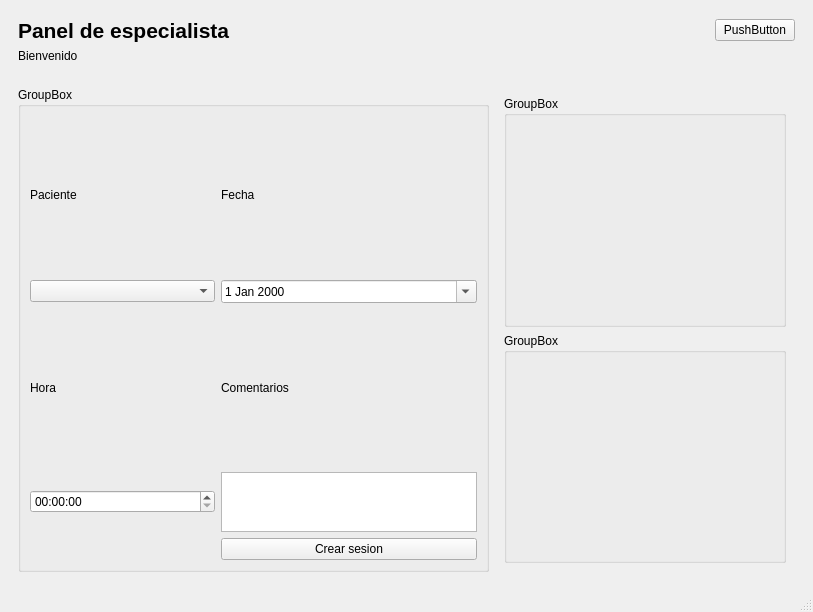
mbatla00/cediza_IS, file src/vista/ui/trabajador/especialista_dashboard.ui: the form before one commit.
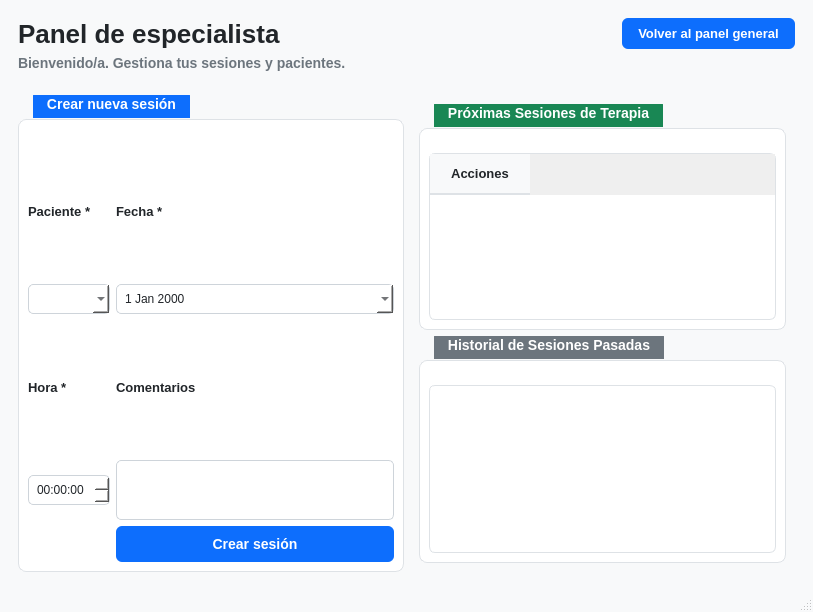
The form after the commit.

```diff
--- a/src/vista/ui/trabajador/especialista_dashboard.ui
+++ b/src/vista/ui/trabajador/especialista_dashboard.ui
@@ -13,8 +13,271 @@
   <property name="windowTitle">
    <string>MainWindow</string>
   </property>
+  <property name="styleSheet">
+   <string notr="true">/* ================================================
+   FONDO GENERAL DE LA APLICACIÓN
+   ================================================ */
+QMainWindow {
+    background-color: #f8f9fa; /* Gris claro de fondo de Bootstrap */
+}
+
+/* ================================================
+   CABECERA (TÍTULO Y SUBTÍTULO)
+   ================================================ */
+QLabel#label {
+    color: #212529;
+    font-size: 26px;
+    font-weight: bold;
+    font-family: &quot;Segoe UI&quot;, Arial, sans-serif;
+}
+
+QLabel#lbl_subtitulo {
+    color: #6c757d;
+    font-size: 14px;
+}
+
+/* BOTÓN VOLVER (¡Ahora Azul Bootstrap btn-primary!) */
+QPushButton#btn_volver {
+    background-color: #0d6efd;
+    color: white;
+    border: none;
+    border-radius: 6px;
+    padding: 8px 16px;
+    font-weight: bold;
+    font-size: 13px;
+}
+
+QPushButton#btn_volver:hover {
+    background-color: #0b5ed7; /* Azul más oscuro al pasar el ratón */
+}
+
+QPushButton#btn_volver:pressed {
+    background-color: #0a58ca; /* Al hacer clic */
+}
+
+/* ================================================
+   TARJETAS CONTENEDORAS (QGroupBox)
+   ================================================ */
+QGroupBox {
+    background-color: #ffffff;
+    border: 1px solid #dee2e6;
+    border-radius: 8px;
+    margin-top: 24px;
+    font-weight: bold;
+    font-size: 14px;
+    padding-top: 15px;
+}
+QGroupBox::title {
+    subcontrol-origin: margin;
+    subcontrol-position: top left;
+    padding: 6px 12px;
+    left: 15px;
+    top: -5px;
+    border-top-left-radius: 6px;
+    border-top-right-radius: 6px;
+    color: #ffffff; /* Texto blanco en la barra de la tarjeta */
+}
+
+/* Colores de cabecera idénticos a los &quot;card-header&quot; del HTML */
+QGroupBox#gb_crear_sesion::title { 
+    background-color: #0d6efd; /* bg-primary (Azul) */
+}
+QGroupBox#gb_proximas::title { 
+    background-color: #198754; /* bg-success (Verde) */
+}
+QGroupBox#gb_pasadas::title { 
+    background-color: #6c757d; /* bg-secondary (Gris) */
+}
+
+/* ================================================
+   ELEMENTOS INTERNOS DEL FORMULARIO
+   ================================================ */
+QLabel {
+    color: #212529;
+    font-size: 13px;
+    font-weight: 600;
+}
+QComboBox, QDateEdit, QTimeEdit, QTextEdit {
+    border: 1px solid #ced4da;
+    border-radius: 5px;
+    padding: 6px;
+    background-color: #ffffff;
+    color: #212529;
+}
+QComboBox:focus, QDateEdit:focus, QTimeEdit:focus, QTextEdit:focus {
+    border: 1px solid #86b7fe;
+}
+
+/* BOTÓN CREAR SESIÓN (btn-primary) */
+QPushButton#btn_crear_sesion {
+    background-color: #0d6efd;
+    color: white;
+    border: none;
+    border-radius: 6px;
+    padding: 10px;
+    font-weight: bold;
+    font-size: 14px;
+}
+QPushButton#btn_crear_sesion:hover {
+    background-color: #0b5ed7;
+}
+
+/* ================================================
+   TABLAS DE DATOS REVERSIVAS (QTableWidget)
+   ================================================ */
+QTableWidget {
+    background-color: #ffffff;
+    border: 1px solid #dee2e6;
+    border-radius: 6px;
+    gridline-color: #f1f3f9;
+}
+QHeaderView::section {
+    background-color: #f8f9fa; /* table-light de Bootstrap */
+    color: #212529;
+    padding: 10px;
+    font-weight: bold;
+    font-size: 13px;
+    border: none;
+    border-bottom: 2px solid #dee2e6;
+}
+QTableWidget::item {
+    padding: 8px;
+    color: #212529;
+}
+QTableWidget::item:selected {
+    background-color: #e8f0fe;
+    color: #1a73e8;
+}</string>
+  </property>
   <widget class="QWidget" name="centralwidget">
    <layout class="QGridLayout" name="gridLayout">
+    <item row="2" column="0" colspan="3">
+     <widget class="QWidget" name="widget_contenido" native="true">
+      <layout class="QGridLayout" name="gridLayout_2">
+       <item row="0" column="1">
+        <widget class="QWidget" name="widget_tablas" native="true">
+         <property name="minimumSize">
+          <size>
+           <width>300</width>
+           <height>0</height>
+          </size>
+         </property>
+         <property name="maximumSize">
+          <size>
+           <width>16777215</width>
+           <height>16777215</height>
+          </size>
+         </property>
+         <layout class="QVBoxLayout" name="verticalLayout">
+          <item>
+           <widget class="QGroupBox" name="gb_proximas">
+            <property name="title">
+             <string>Próximas Sesiones de Terapia</string>
+            </property>
+            <layout class="QVBoxLayout" name="verticalLayout_2">
+             <item>
+              <widget class="QTableWidget" name="tabla_proximas">
+               <column>
+                <property name="text">
+                 <string>Acciones</string>
+                </property>
+               </column>
+              </widget>
+             </item>
+            </layout>
+           </widget>
+          </item>
+          <item>
+           <widget class="QGroupBox" name="gb_pasadas">
+            <property name="title">
+             <string>Historial de Sesiones Pasadas</string>
+            </property>
+            <layout class="QVBoxLayout" name="verticalLayout_3">
+             <item>
+              <widget class="QTableWidget" name="tabla_pasadas"/>
+             </item>
+            </layout>
+           </widget>
+          </item>
+         </layout>
+        </widget>
+       </item>
+       <item row="0" column="0">
+        <widget class="QGroupBox" name="gb_crear_sesion">
+         <property name="maximumSize">
+          <size>
+           <width>450</width>
+           <height>16777215</height>
+          </size>
+         </property>
+         <property name="title">
+          <string>Crear nueva sesión</string>
+         </property>
+         <layout class="QGridLayout" name="gridLayout_3">
+          <item row="0" column="0">
+           <widget class="QLabel" name="label_3">
+            <property name="text">
+             <string>Paciente *</string>
+            </property>
+           </widget>
+          </item>
+          <item row="0" column="1">
+           <widget class="QLabel" name="label_5">
+            <property name="text">
+             <string>Fecha *</string>
+            </property>
+           </widget>
+          </item>
+          <item row="1" column="0">
+           <widget class="QComboBox" name="cmb_paciente"/>
+          </item>
+          <item row="1" column="1">
+           <widget class="QDateEdit" name="date_fecha">
+            <property name="calendarPopup">
+             <bool>true</bool>
+            </property>
+           </widget>
+          </item>
+          <item row="2" column="0">
+           <widget class="QLabel" name="label_4">
+            <property name="text">
+             <string>Hora *</string>
+            </property>
+           </widget>
+          </item>
+          <item row="2" column="1">
+           <widget class="QLabel" name="label_6">
+            <property name="text">
+             <string>Comentarios</string>
+            </property>
+           </widget>
+          </item>
+          <item row="3" column="0">
+           <widget class="QTimeEdit" name="time_hora"/>
+          </item>
+          <item row="3" column="1">
+           <widget class="QTextEdit" name="txt_comentarios">
+            <property name="maximumSize">
+             <size>
+              <width>500</width>
+              <height>60</height>
+             </size>
+            </property>
+           </widget>
+          </item>
+          <item row="4" column="1">
+           <widget class="QPushButton" name="btn_crear_sesion">
+            <property name="text">
+             <string>Crear sesión</string>
+            </property>
+           </widget>
+          </item>
+         </layout>
+        </widget>
+       </item>
+      </layout>
+     </widget>
+    </item>
     <item row="0" column="0" colspan="3">
      <widget class="QWidget" name="widget_2" native="true">
       <layout class="QGridLayout" name="gridLayout_4">
@@ -22,7 +285,8 @@
         <widget class="QLabel" name="label">
          <property name="font">
           <font>
-           <pointsize>16</pointsize>
+           <family>Segoe UI</family>
+           <pointsize>-1</pointsize>
            <bold>true</bold>
           </font>
          </property>
@@ -45,9 +309,9 @@
         </spacer>
        </item>
        <item row="0" column="2">
-        <widget class="QPushButton" name="pushButton">
+        <widget class="QPushButton" name="btn_volver">
          <property name="text">
-          <string>PushButton</string>
+          <string>Volver al panel general</string>
          </property>
         </widget>
        </item>
@@ -60,143 +324,15 @@
           </size>
          </property>
          <property name="text">
-          <string>Bienvenido</string>
+          <string>Bienvenido/a. Gestiona tus sesiones y pacientes.</string>
          </property>
         </widget>
        </item>
       </layout>
      </widget>
     </item>
-    <item row="3" column="0" colspan="3">
-     <widget class="QWidget" name="widget_contenido" native="true">
-      <layout class="QGridLayout" name="gridLayout_2">
-       <item row="0" column="0">
-        <widget class="QGroupBox" name="groupBox">
-         <property name="title">
-          <string>GroupBox</string>
-         </property>
-         <layout class="QGridLayout" name="gridLayout_3">
-          <item row="1" column="0">
-           <widget class="QComboBox" name="cmb_paciente"/>
-          </item>
-          <item row="4" column="0">
-           <widget class="QTimeEdit" name="time_hora"/>
-          </item>
-          <item row="2" column="0">
-           <widget class="QLabel" name="label_4">
-            <property name="text">
-             <string>Hora</string>
-            </property>
-           </widget>
-          </item>
-          <item row="1" column="1">
-           <widget class="QDateEdit" name="date_fecha">
-            <property name="calendarPopup">
-             <bool>true</bool>
-            </property>
-           </widget>
-          </item>
-          <item row="0" column="0">
-           <widget class="QLabel" name="label_3">
-            <property name="text">
-             <string>Paciente</string>
-            </property>
-           </widget>
-          </item>
-          <item row="0" column="1">
-           <widget class="QLabel" name="label_5">
-            <property name="text">
-             <string>Fecha</string>
-            </property>
-           </widget>
-          </item>
-          <item row="5" column="0">
-           <spacer name="horizontalSpacer_2">
-            <property name="orientation">
-             <enum>Qt::Orientation::Horizontal</enum>
-            </property>
-            <property name="sizeHint" stdset="0">
-             <size>
-              <width>40</width>
-              <height>20</height>
-             </size>
-            </property>
-           </spacer>
-          </item>
-          <item row="2" column="1">
-           <widget class="QLabel" name="label_6">
-            <property name="text">
-             <string>Comentarios</string>
-            </property>
-           </widget>
-          </item>
-          <item row="4" column="1">
-           <widget class="QTextEdit" name="textEdit">
-            <property name="maximumSize">
-             <size>
-              <width>500</width>
-              <height>60</height>
-             </size>
-            </property>
-           </widget>
-          </item>
-          <item row="5" column="1">
-           <widget class="QPushButton" name="btn_crear_sesion">
-            <property name="text">
-             <string>Crear sesion</string>
-            </property>
-           </widget>
-          </item>
-         </layout>
-        </widget>
-       </item>
-       <item row="0" column="1">
-        <widget class="QWidget" name="widget_tablas" native="true">
-         <property name="minimumSize">
-          <size>
-           <width>300</width>
-           <height>0</height>
-          </size>
-         </property>
-         <property name="maximumSize">
-          <size>
-           <width>16777215</width>
-           <height>16777215</height>
-          </size>
-         </property>
-         <layout class="QVBoxLayout" name="verticalLayout">
-          <item>
-           <widget class="QGroupBox" name="tabla_proximas">
-            <property name="title">
-             <string>GroupBox</string>
-            </property>
-           </widget>
-          </item>
-          <item>
-           <widget class="QGroupBox" name="tabla_pasadas">
-            <property name="title">
-             <string>GroupBox</string>
-            </property>
-           </widget>
-          </item>
-         </layout>
-        </widget>
-       </item>
-      </layout>
-     </widget>
-    </item>
    </layout>
   </widget>
-  <widget class="QMenuBar" name="menubar">
-   <property name="geometry">
-    <rect>
-     <x>0</x>
-     <y>0</y>
-     <width>813</width>
-     <height>22</height>
-    </rect>
-   </property>
-  </widget>
   <widget class="QStatusBar" name="statusbar"/>
  </widget>
  <resources/>
```
